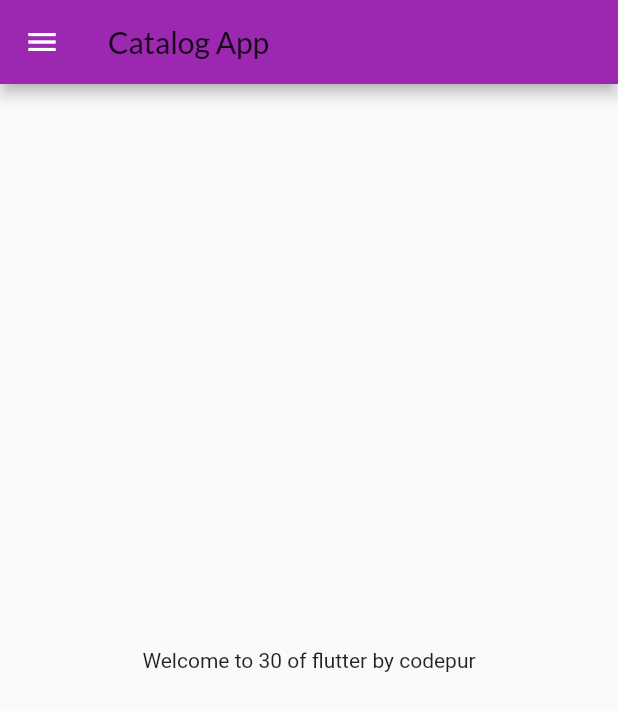
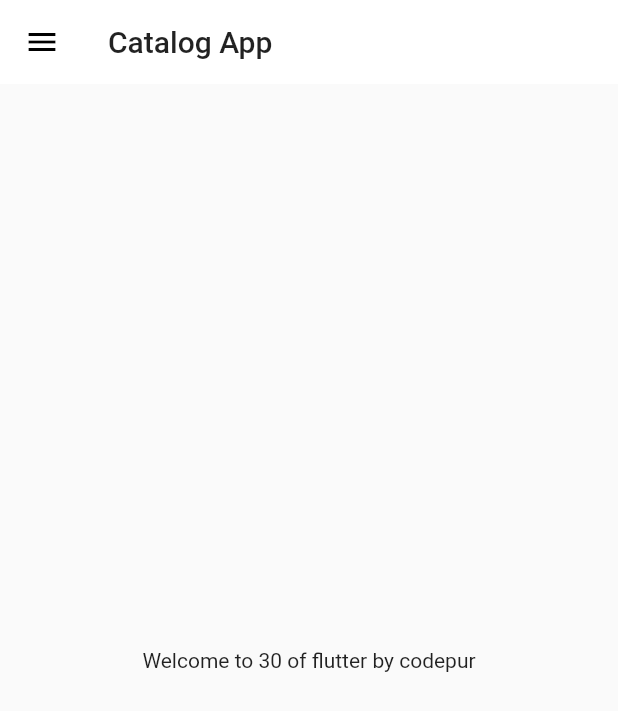
Before and after one commit to rahul07sharmars/flutterlearning, a Flutter app: the screen it shows after launch, on a phone screen of 412 x 824 dp. Shown: the top 711 px of the screen. Run offline on Flutter 3.47's test engine with Material 2 defaults, Android fonts, the phone set to English and light mode, and no system bars; our stand-ins replace google_fonts.

Commit message:
theme extracted

```diff
--- a/lib/main.dart
+++ b/lib/main.dart
@@ -2,7 +2,8 @@ import 'package:flutter/material.dart';
 import 'package:flutter_catalog/pages/home_page.dart';
 import 'package:flutter_catalog/pages/login_page.dart';
 import 'package:flutter_catalog/utils/routes.dart';
-import "package:google_fonts/google_fonts.dart";
+import 'package:flutter_catalog/widgets/theme.dart';
+
 
 void main() {
   runApp(MyApp());
@@ -16,15 +17,10 @@ class MyApp extends StatelessWidget {
     return MaterialApp(
         debugShowCheckedModeBanner: false,
         themeMode: ThemeMode.light,
-        theme: ThemeData(
-          primarySwatch: Colors.purple,
-          // fontFamily: GoogleFonts.latoTextTheme(),
-          primaryTextTheme: GoogleFonts.latoTextTheme(),
-        ),
-        darkTheme: ThemeData(
-          brightness: Brightness.dark,
-        ),
-        initialRoute:MyRoutes.homeRoute,
+        theme: MyTheme.lightTheme(context),
+        darkTheme:MyTheme.darkTheme(context),
+
+        initialRoute: MyRoutes.homeRoute,
         routes: {
           //"/": (context) => LoginPage(),
           MyRoutes.homeRoute: (context) => HomePage(),
--- /dev/null
+++ b/lib/widgets/theme.dart
@@ -0,0 +1,22 @@
+import 'package:flutter/material.dart';
+import 'package:google_fonts/google_fonts.dart';
+
+class MyTheme {
+  static ThemeData lightTheme(BuildContext context) => ThemeData(
+        primarySwatch: Colors.purple,
+        appBarTheme: AppBarTheme(
+          color: Colors.white,
+          elevation: 0.0,
+          iconTheme: IconThemeData(
+            color: Colors.black,
+          ),
+          textTheme: Theme.of(context).textTheme,
+        ),
+        // fontFamily: GoogleFonts.latoTextTheme(),
+        primaryTextTheme: GoogleFonts.latoTextTheme(),
+      );
+
+  static ThemeData darkTheme(BuildContext context) => ThemeData(
+    brightness: Brightness.dark,
+  );
+}
```
